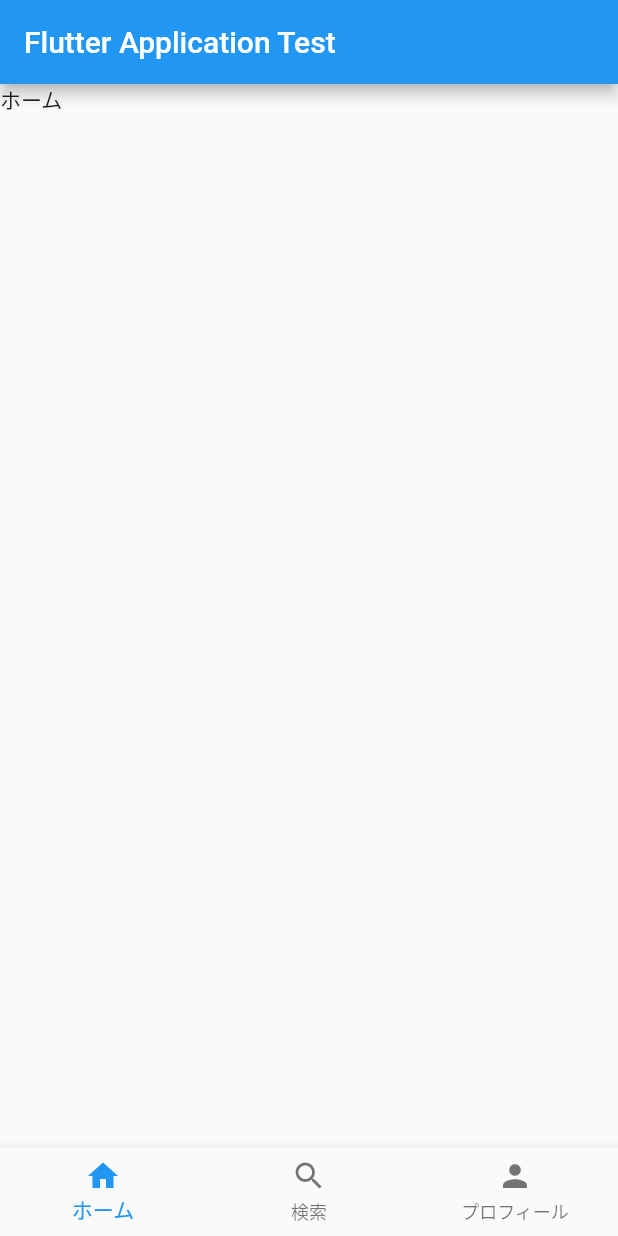
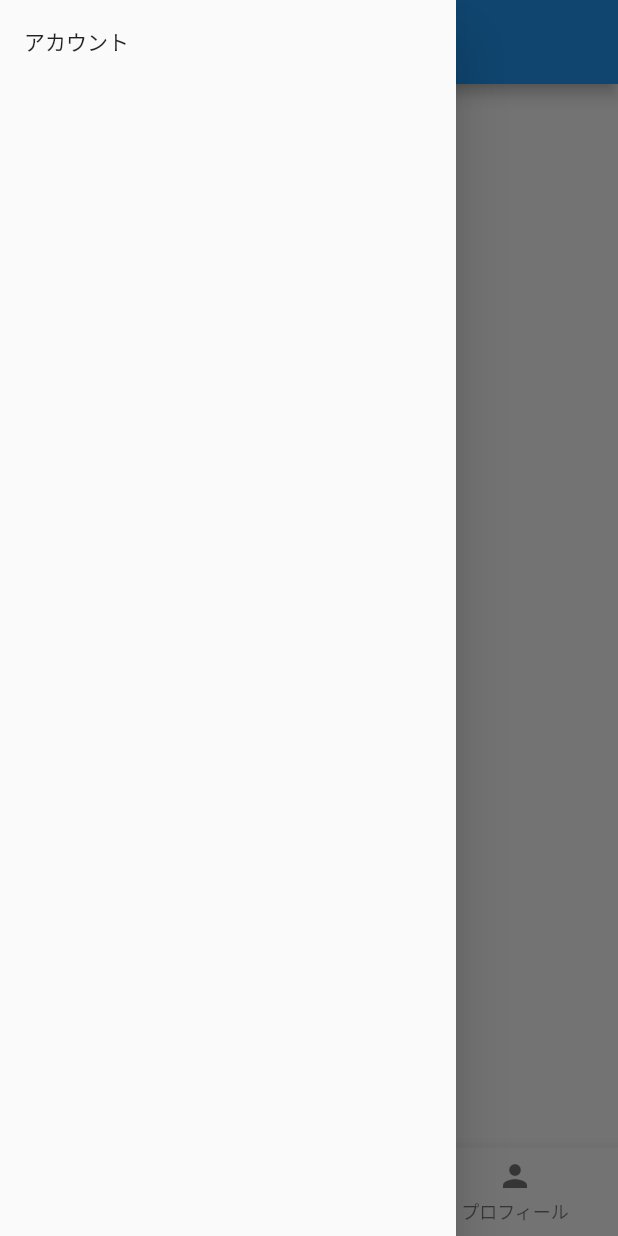
Before and after one commit to developerBBee/flutter_firebase_sample, a Flutter app: the MyHomePage screen opened directly, with the side drawer open (before the commit the screen has no drawer), on a phone screen of 412 x 824 dp. Run offline on Flutter 3.47's test engine with Material 2 defaults, Android fonts, the phone set to English and light mode, and no system bars; our stand-ins replace cloud_firestore, firebase_auth, firebase_core, firebase_storage, flutter_riverpod, freezed_annotation and 2 more; accounts and stored records are empty; generated files the repository leaves out were written again.

Commit message:
Add drawer

```diff
--- a/lib/constants/strings.dart
+++ b/lib/constants/strings.dart
@@ -10,7 +10,10 @@ const String loginTitle = "ログイン";
 const String loginEmailHint = "メールアドレス";
 const String loginText = "ログインする";
 
+const String accountTitle = "アカウント";
+
 const String logoutTitle = "ログアウト";
+const String logoutText = "ログアウト";
 
 const String aliceName = "Alice";
 
--- /dev/null
+++ b/lib/details/sns_drawer.dart
@@ -0,0 +1,23 @@
+import 'package:flutter/material.dart';
+import 'package:flutter_application_test/constants/routes.dart' as routes;
+import 'package:flutter_application_test/constants/strings.dart';
+
+class SNSDrawer extends StatelessWidget {
+  const SNSDrawer({
+    Key? key,
+  }) : super(key: key);
+
+  @override
+  Widget build(BuildContext context) {
+    return Drawer(
+      child: ListView(
+        children: [
+          ListTile(
+            title: const Text(accountTitle),
+            onTap: () => routes.toAccountPage(context: context),
+          )
+        ],
+      ),
+    );
+  }
+}
--- a/lib/main.dart
+++ b/lib/main.dart
@@ -1,6 +1,7 @@
 // flutter
 import 'package:flutter/material.dart';
 import 'package:flutter_application_test/details/sns_bottom_navigation_bar.dart';
+import 'package:flutter_application_test/details/sns_drawer.dart';
 // package
 import 'package:flutter_riverpod/flutter_riverpod.dart';
 import 'package:cloud_firestore/cloud_firestore.dart';
@@ -64,6 +65,7 @@ class MyHomePage extends ConsumerWidget {
       appBar: AppBar(
         title: Text(title),
       ),
+      drawer: SNSDrawer(),
       body: mainModel.isLoading? const Center(child: CircularProgressIndicator()) :
       PageView(
         controller: snsBottomNavigationBarModel.pageController,
```
Also changed, not shown: lib/constants/routes.dart (+11 -1 lines), lib/views/account_page.dart (added, +24 -0 lines).
